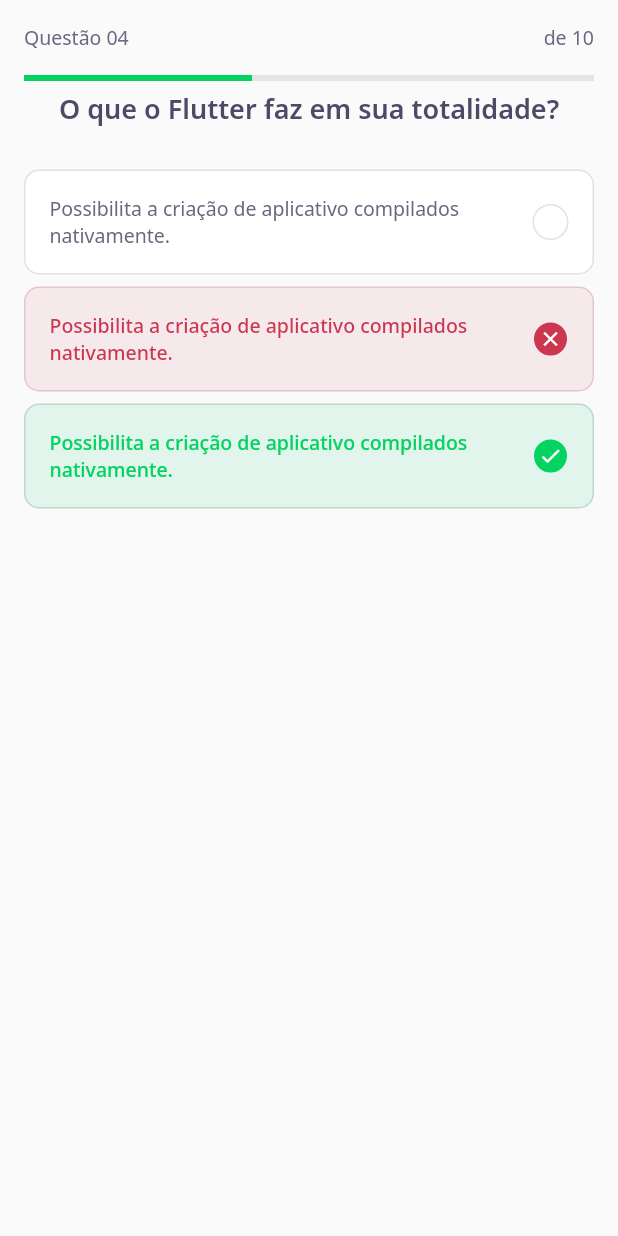
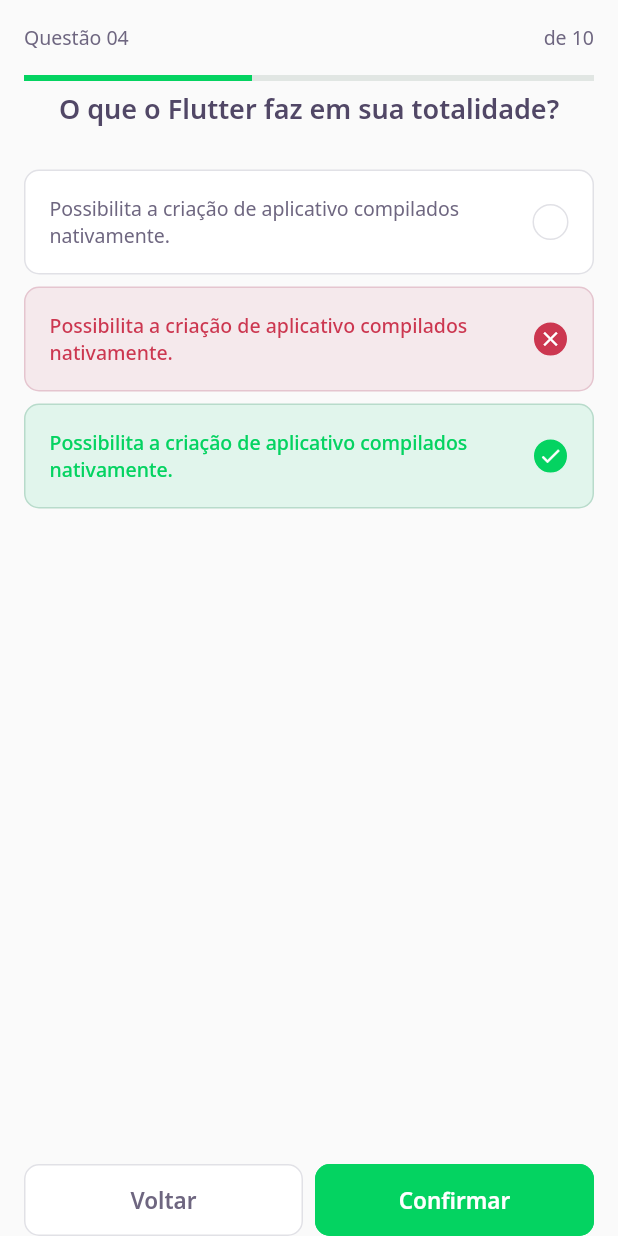
Before and after one commit to 90lucasgabriel/quiz-nlw5, a Flutter app: the ChallengePage screen opened directly, on a phone screen of 412 x 824 dp. Run offline on Flutter 3.47's test engine with Material 2 defaults, Android fonts, the phone set to English and light mode, and no system bars; our stand-ins replace google_fonts; accounts and stored records are empty; network calls fail.

Commit message:
12 - New: NextButton;

```diff
--- a/lib/challenge/challenge_page.dart
+++ b/lib/challenge/challenge_page.dart
@@ -1,4 +1,5 @@
 import 'package:flutter/material.dart';
+import 'package:quiz/challenge/widgets/next_button/next_button_widget.dart';
 import 'package:quiz/challenge/widgets/question_indicator/question_indicator_widget.dart';
 import 'package:quiz/challenge/widgets/quiz/quiz_widget.dart';
 
@@ -19,6 +20,30 @@
         ),
       ),
       body: QuizWidget(title: 'O que o Flutter faz em sua totalidade?'),
+      bottomNavigationBar: SafeArea(
+        bottom: true,
+        child: Container(
+          padding: EdgeInsets.symmetric(horizontal: 16),
+          child: Row(
+            mainAxisAlignment: MainAxisAlignment.spaceAround,
+            children: [
+              Expanded(
+                child: NextButtonWidget.white(
+                  label: 'Voltar',
+                  onPressed: () {},
+                ),
+              ),
+              SizedBox(width: 8),
+              Expanded(
+                child: NextButtonWidget.green(
+                  label: 'Confirmar',
+                  onPressed: () {},
+                ),
+              ),
+            ],
+          ),
+        ),
+      ),
     );
   }
 }
--- /dev/null
+++ b/lib/challenge/widgets/next_button/next_button_widget.dart
@@ -0,0 +1,59 @@
+import 'package:flutter/material.dart';
+import 'package:google_fonts/google_fonts.dart';
+import 'package:quiz/core/app_colors.dart';
+
+class NextButtonWidget extends StatelessWidget {
+  final String label;
+  final VoidCallback onPressed;
+
+  final Color _backgroundColor;
+  final Color _fontColor;
+  final Color _borderColor;
+
+  NextButtonWidget.green({
+    required String label,
+    required VoidCallback onPressed,
+  })   : this._backgroundColor = AppColors.darkGreen,
+        this._fontColor = AppColors.white,
+        this._borderColor = AppColors.darkGreen,
+        this.label = label,
+        this.onPressed = onPressed;
+
+  NextButtonWidget.white({
+    required String label,
+    required VoidCallback onPressed,
+  })   : this._backgroundColor = AppColors.white,
+        this._fontColor = AppColors.grey,
+        this._borderColor = AppColors.border,
+        this.label = label,
+        this.onPressed = onPressed;
+
+  @override
+  Widget build(BuildContext context) {
+    return Container(
+      height: 48,
+      child: TextButton(
+        style: ButtonStyle(
+          backgroundColor: MaterialStateProperty.all(_backgroundColor),
+          shape: MaterialStateProperty.all(
+            RoundedRectangleBorder(
+              borderRadius: BorderRadius.circular(10),
+            ),
+          ),
+          side: MaterialStateProperty.all(
+            BorderSide(color: _borderColor),
+          ),
+        ),
+        onPressed: onPressed,
+        child: Text(
+          label,
+          style: GoogleFonts.notoSans(
+            fontWeight: FontWeight.w600,
+            fontSize: 15,
+            color: _fontColor,
+          ),
+        ),
+      ),
+    );
+  }
+}
```
